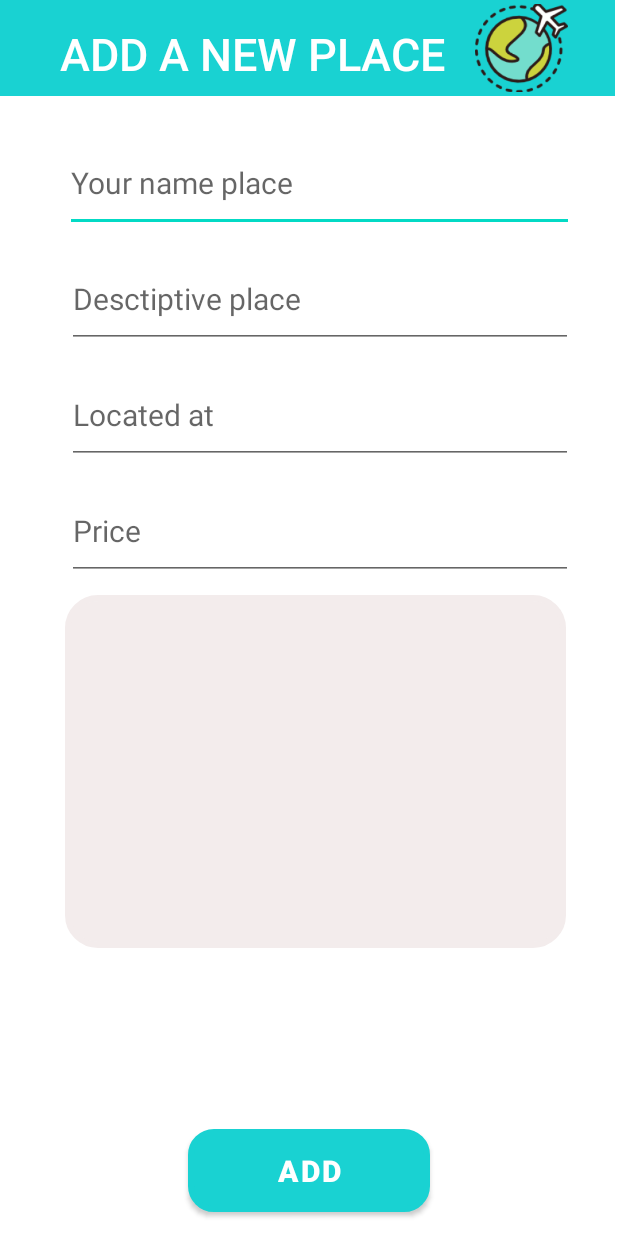
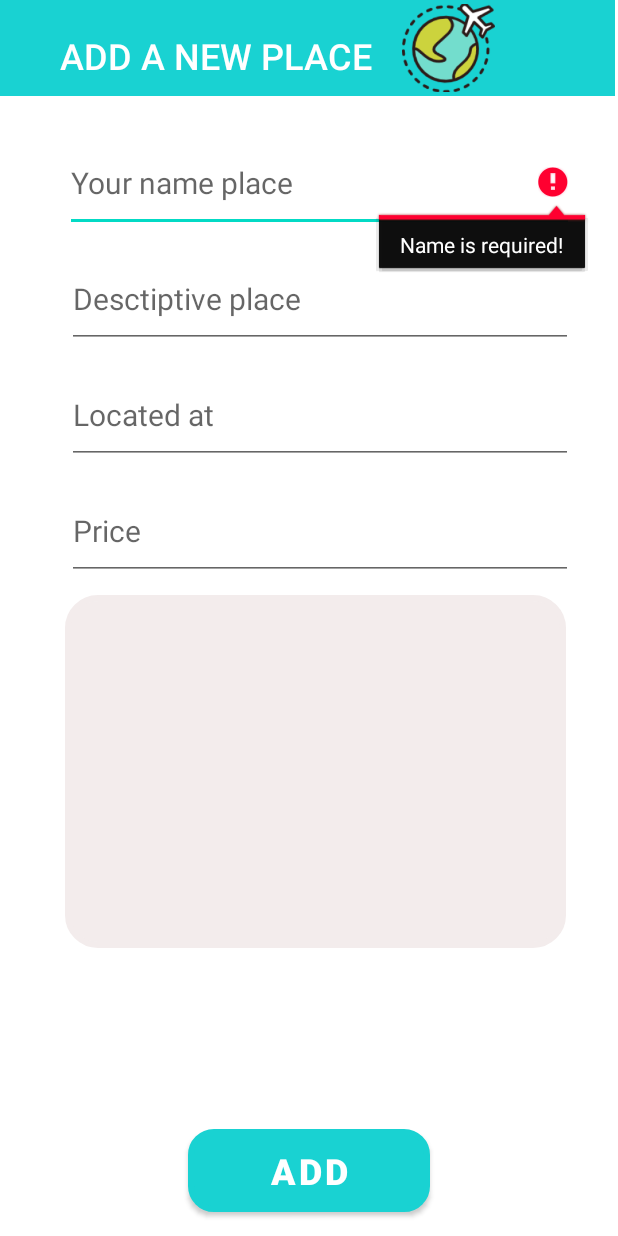
Before and after one commit to phuongdenpro/Nhom21-AppTourDuLich, an Android app: the AddPlaceActivity screen opened directly, with no data from a screen before it, after a tap on "ADD", on a phone screen of 412 x 824 dp. Run offline under Robolectric (Android 15) with nearby library versions, the phone set to English and light mode, and no system bars; our stand-ins replace Firebase (no records; nobody signed in at launch, a user with empty details on screens opened directly), Picasso.

Commit message:
fix lỗi register

```diff
--- a/app/src/main/java/com/example/travel/AddPlaceActivity.java
+++ b/app/src/main/java/com/example/travel/AddPlaceActivity.java
@@ -167,19 +167,19 @@ public class AddPlaceActivity extends AppCompatActivity {
     }
     public boolean checkData(){
         if(edName.getText().toString().equals("")){
-            Toast.makeText(AddPlaceActivity.this, "Name not null!!!", Toast.LENGTH_LONG).show();
+            edName.setError("Name is required!");
             edName.requestFocus();
             return false;
         }else if (edDes.getText().toString().equals("")){
-            Toast.makeText(AddPlaceActivity.this, "Desctiptive not null!!!", Toast.LENGTH_LONG).show();
+            edDes.setError("Please type description for this place!");
             edDes.requestFocus();
             return false;
         }else if(edLocal.getText().toString().equals("")){
-            Toast.makeText(AddPlaceActivity.this, "Local not null!!!", Toast.LENGTH_LONG).show();
+            edLocal.setError("Address is required!");
             edLocal.requestFocus();
             return false;
         }else if(edPrice.getText().toString().equals("")){
-            Toast.makeText(AddPlaceActivity.this, "Price not null!!!", Toast.LENGTH_LONG).show();
+            edPrice.setError("Price is required!");
             edPrice.requestFocus();
             return false;
         }
--- a/app/src/main/res/layout/activity_addnew.xml
+++ b/app/src/main/res/layout/activity_addnew.xml
@@ -24,10 +24,10 @@
         android:fontFamily="sans-serif-medium"
         android:text="ADD A NEW PLACE"
         android:textColor="@color/white"
-        android:textSize="30sp"
-        app:layout_constraintBottom_toBottomOf="@+id/view5"
+        android:textSize="24sp"
+        app:layout_constraintBottom_toBottomOf="@+id/imageView6"
         app:layout_constraintStart_toStartOf="@+id/view5"
-        app:layout_constraintTop_toTopOf="@+id/view5"
+        app:layout_constraintTop_toTopOf="@+id/imageView6"
         app:layout_constraintVertical_bias="0.666" />
 
     <ImageView
@@ -127,10 +127,10 @@
         android:layout_width="161dp"
         android:layout_height="55dp"
         android:layout_marginBottom="16dp"
-        android:background="@drawable/botron_btn_image"
+        android:background="@drawable/botron_btn_register"
         android:backgroundTint="#18E60A"
         android:text="Add"
-        android:textSize="20sp"
+        android:textSize="24sp"
         android:textStyle="bold"
         app:layout_constraintBottom_toBottomOf="parent"
         app:layout_constraintEnd_toEndOf="parent"
--- a/app/src/main/res/layout/activity_update_diaglog.xml
+++ b/app/src/main/res/layout/activity_update_diaglog.xml
@@ -17,7 +17,7 @@
             android:padding="12dp"
             android:text="Update Place"
             android:textColor="@color/white"
-            android:textSize="34sp"
+            android:textSize="24sp"
             android:textStyle="bold" />
 
         <TextView
```
Also changed, not shown: app/src/main/res/layout/activity_detail.xml (+9 -5 lines), app/src/main/res/layout/activity_home.xml (+10 -9 lines).
